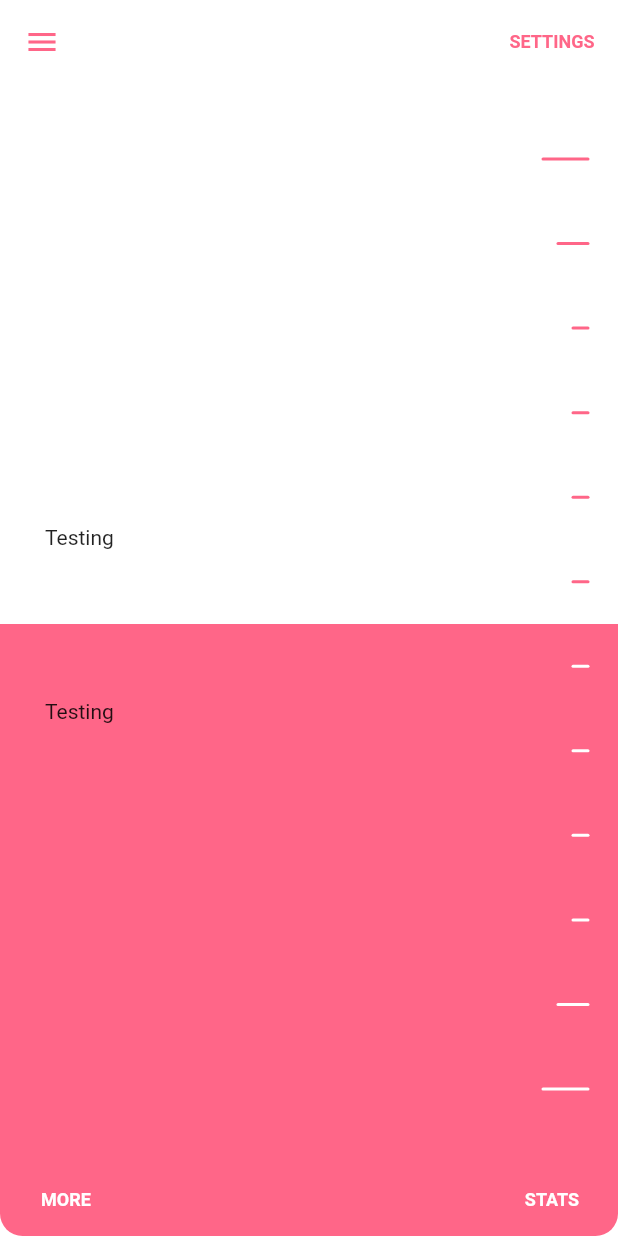
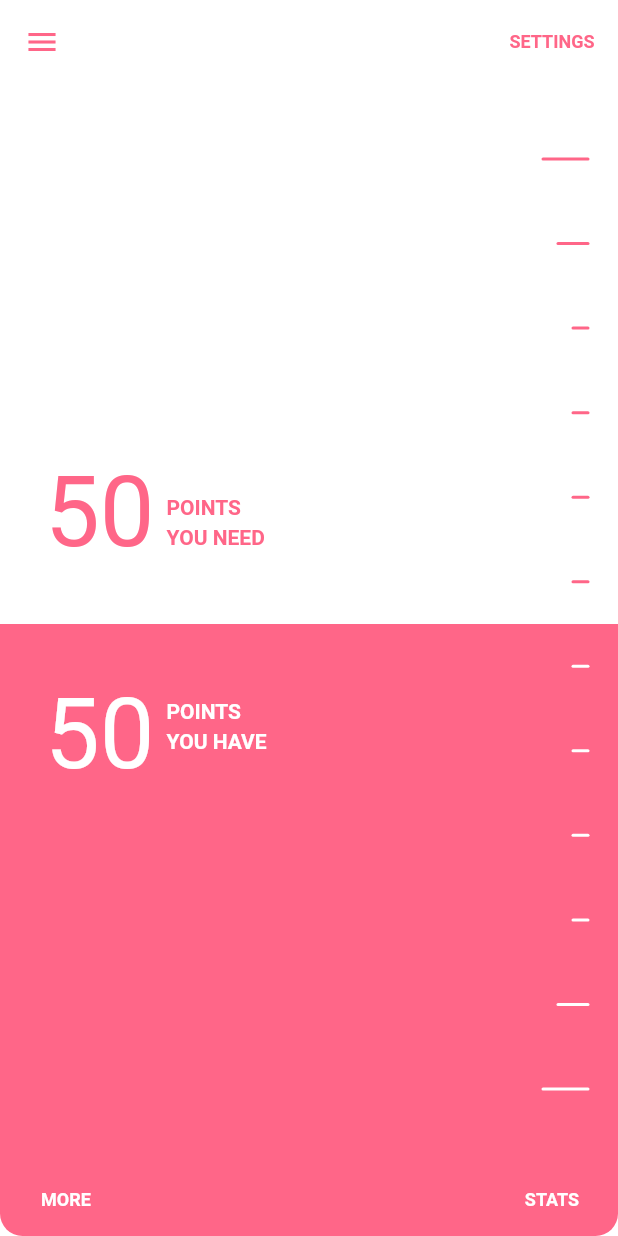
Before and after one commit to VinceChow/springy_slider, a Flutter app: the screen it shows after launch, on a phone screen of 412 x 824 dp. Run offline on Flutter 3.47's test engine with Material 2 defaults, Android fonts, the phone set to English and light mode, and no system bars.

Commit message:
Create points

```diff
--- a/lib/main.dart
+++ b/lib/main.dart
@@ -151,6 +151,8 @@ class _SpringySliderState extends State<SpringySlider> {
             builder: (BuildContext context, BoxConstraints constraints) {
               final height = constraints.maxHeight;
               final sliderY = height * (1.0 - sliderPercent);
+              final pointsYouNeed = (100 * (1.0 - sliderPercent)).round();
+              final pointsYouHave = 100 - pointsYouNeed;
 
               return Stack(
                 children: <Widget>[
@@ -159,16 +161,22 @@ class _SpringySliderState extends State<SpringySlider> {
                     top: sliderY - 50.0,
                     child: FractionalTranslation(
                       translation: Offset(0.0, -1.0),
-                      child: Text(
-                        'Testing',
+                      child: Points(
+                        points: pointsYouNeed,
+                        isAboveSlider: true,
+                        isPointsYouNeed: true,
+                        color: Theme.of(context).primaryColor,
                       ),
                     ),
                   ),
                   Positioned(
                     left: 30.0,
                     top: sliderY + 50.0,
-                    child: Text(
-                      'Testing',
+                    child: Points(
+                      points: pointsYouHave,
+                      isAboveSlider: false,
+                      isPointsYouNeed: false,
+                      color: Theme.of(context).scaffoldBackgroundColor,
                     ),
                   ),
                 ],
@@ -285,3 +293,66 @@ class SliderClipper extends CustomClipper<Path> {
     return true;
   }
 }
+
+class Points extends StatelessWidget {
+  final int points;
+  final bool isAboveSlider;
+  final bool isPointsYouNeed;
+  final Color color;
+
+  Points({
+    this.points,
+    this.isAboveSlider = true,
+    this.isPointsYouNeed = true,
+    this.color,
+  });
+
+  @override
+  Widget build(BuildContext context) {
+    final percent = points / 100.0;
+    final pointTextSize = 30.0 + (70.0 * percent);
+
+    return Row(
+      crossAxisAlignment:
+          isAboveSlider ? CrossAxisAlignment.end : CrossAxisAlignment.start,
+      children: <Widget>[
+        FractionalTranslation(
+          translation: Offset(0.0, isAboveSlider ? 0.18 : -0.18),
+          child: Text(
+            '$points',
+            style: TextStyle(
+              fontSize: pointTextSize,
+              color: color,
+            ),
+          ),
+        ),
+        Padding(
+          padding: EdgeInsets.only(left: 8.0),
+          child: Column(
+            mainAxisSize: MainAxisSize.min,
+            crossAxisAlignment: CrossAxisAlignment.start,
+            children: <Widget>[
+              Padding(
+                padding: EdgeInsets.only(bottom: 4.0),
+                child: Text(
+                  'POINTS',
+                  style: TextStyle(
+                    fontWeight: FontWeight.bold,
+                    color: color,
+                  ),
+                ),
+              ),
+              Text(
+                isPointsYouNeed ? 'YOU NEED' : 'YOU HAVE',
+                style: TextStyle(
+                  fontWeight: FontWeight.bold,
+                  color: color,
+                ),
+              ),
+            ],
+          ),
+        ),
+      ],
+    );
+  }
+}
```
